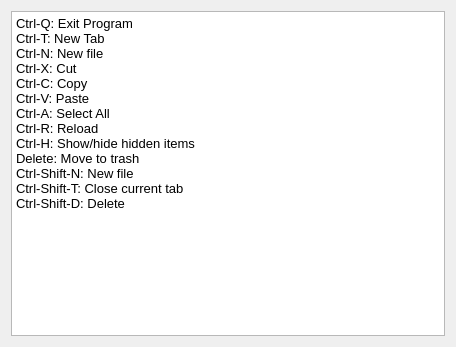
The window that src/dialogs/keyboardshortcutsdialog.ui (pflynn157/Odyssey) describes before a commit, drawn with Qt 5.
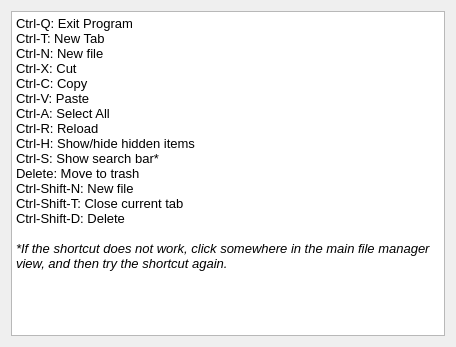
The same window after the commit.

Commit message: added entry to keyboard shortcut list

Diff of the .ui file:
```diff
--- a/src/dialogs/keyboardshortcutsdialog.ui
+++ b/src/dialogs/keyboardshortcutsdialog.ui
@@ -35,10 +35,13 @@
 &lt;p style=&quot; margin-top:0px; margin-bottom:0px; margin-left:0px; margin-right:0px; -qt-block-indent:0; text-indent:0px;&quot;&gt;&lt;span style=&quot; font-size:10pt;&quot;&gt;Ctrl-A: Select All&lt;/span&gt;&lt;/p&gt;
 &lt;p style=&quot; margin-top:0px; margin-bottom:0px; margin-left:0px; margin-right:0px; -qt-block-indent:0; text-indent:0px;&quot;&gt;&lt;span style=&quot; font-size:10pt;&quot;&gt;Ctrl-R: Reload&lt;/span&gt;&lt;/p&gt;
 &lt;p style=&quot; margin-top:0px; margin-bottom:0px; margin-left:0px; margin-right:0px; -qt-block-indent:0; text-indent:0px;&quot;&gt;&lt;span style=&quot; font-size:10pt;&quot;&gt;Ctrl-H: Show/hide hidden items&lt;/span&gt;&lt;/p&gt;
+&lt;p style=&quot; margin-top:0px; margin-bottom:0px; margin-left:0px; margin-right:0px; -qt-block-indent:0; text-indent:0px;&quot;&gt;&lt;span style=&quot; font-size:10pt;&quot;&gt;Ctrl-S: Show search bar*&lt;/span&gt;&lt;/p&gt;
 &lt;p style=&quot; margin-top:0px; margin-bottom:0px; margin-left:0px; margin-right:0px; -qt-block-indent:0; text-indent:0px;&quot;&gt;&lt;span style=&quot; font-size:10pt;&quot;&gt;Delete: Move to trash&lt;/span&gt;&lt;/p&gt;
 &lt;p style=&quot; margin-top:0px; margin-bottom:0px; margin-left:0px; margin-right:0px; -qt-block-indent:0; text-indent:0px;&quot;&gt;&lt;span style=&quot; font-size:10pt;&quot;&gt;Ctrl-Shift-N: New file&lt;/span&gt;&lt;/p&gt;
 &lt;p style=&quot; margin-top:0px; margin-bottom:0px; margin-left:0px; margin-right:0px; -qt-block-indent:0; text-indent:0px;&quot;&gt;&lt;span style=&quot; font-size:10pt;&quot;&gt;Ctrl-Shift-T: Close current tab&lt;/span&gt;&lt;/p&gt;
-&lt;p style=&quot; margin-top:0px; margin-bottom:0px; margin-left:0px; margin-right:0px; -qt-block-indent:0; text-indent:0px;&quot;&gt;&lt;span style=&quot; font-size:10pt;&quot;&gt;Ctrl-Shift-D: Delete&lt;/span&gt;&lt;/p&gt;&lt;/body&gt;&lt;/html&gt;</string>
+&lt;p style=&quot; margin-top:0px; margin-bottom:0px; margin-left:0px; margin-right:0px; -qt-block-indent:0; text-indent:0px;&quot;&gt;&lt;span style=&quot; font-size:10pt;&quot;&gt;Ctrl-Shift-D: Delete&lt;/span&gt;&lt;/p&gt;
+&lt;p style=&quot;-qt-paragraph-type:empty; margin-top:0px; margin-bottom:0px; margin-left:0px; margin-right:0px; -qt-block-indent:0; text-indent:0px; font-size:10pt;&quot;&gt;&lt;br /&gt;&lt;/p&gt;
+&lt;p style=&quot; margin-top:0px; margin-bottom:0px; margin-left:0px; margin-right:0px; -qt-block-indent:0; text-indent:0px;&quot;&gt;&lt;span style=&quot; font-size:10pt; font-style:italic;&quot;&gt;*If the shortcut does not work, click somewhere in the main file manager view, and then try the shortcut again.&lt;/span&gt;&lt;/p&gt;&lt;/body&gt;&lt;/html&gt;</string>
        </property>
       </widget>
      </item>
```
